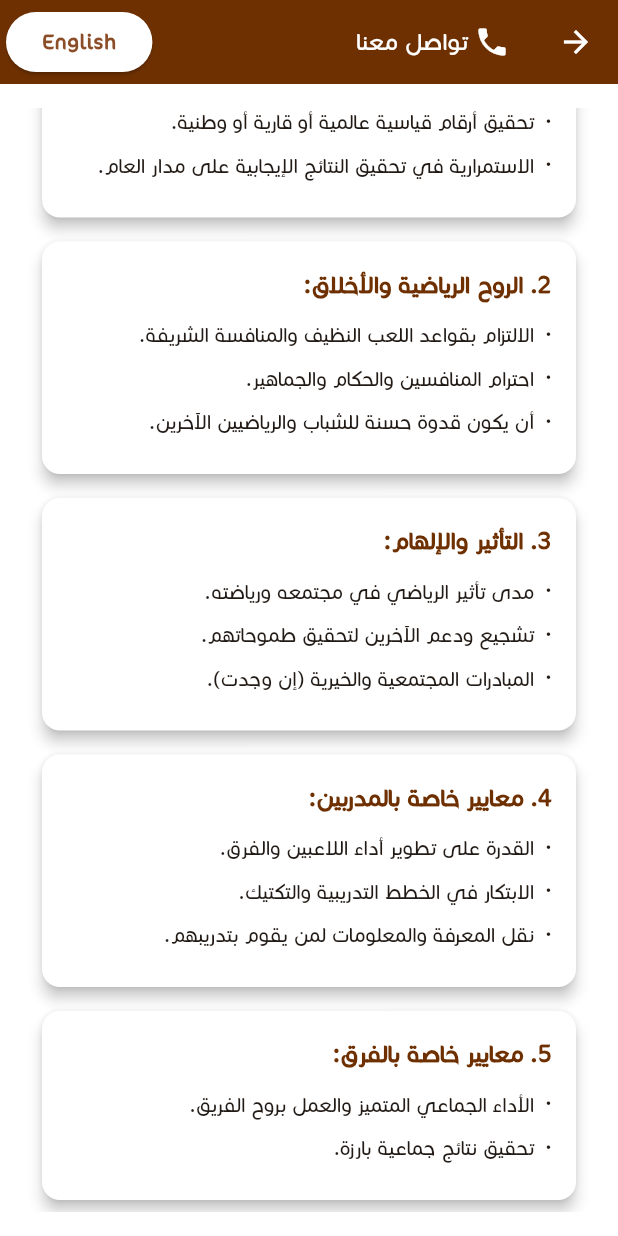
After one commit to TechToc-Solution/events, a Flutter app: the ConditionsScreen screen opened directly, scrolled down 111 dp, after a tap on "Arabic", on a phone screen of 412 x 824 dp. The commit adds this screen. Run offline on Flutter 3.47's test engine with Material 3 defaults, Android fonts, the phone set to English and light mode, and no system bars; our stand-ins replace awesome_dialog, bloc, dartz, device_info_plus, dio, equatable and 5 more; accounts and stored records are empty; network calls fail.

Commit message:
add condition page

```diff
--- /dev/null
+++ b/lib/features/group_details/data/model/criteria_model.dart
@@ -0,0 +1,48 @@
+class CriteriaModel {
+  final String title;
+  final List<String> points;
+
+  CriteriaModel({required this.title, required this.points});
+}
+
+final List<CriteriaModel> dummyCriteriaList = [
+  CriteriaModel(
+    title: "1. الإنجازات الرياضية:",
+    points: [
+      "الأداء المتميز في البطولات الكبرى (الأولمبياد، بطولات العالم، البطولات القارية).",
+      "تحقيق أرقام قياسية عالمية أو قارية أو وطنية.",
+      "الاستمرارية في تحقيق النتائج الإيجابية على مدار العام.",
+    ],
+  ),
+  CriteriaModel(
+    title: "2. الروح الرياضية والأخلاق:",
+    points: [
+      "الالتزام بقواعد اللعب النظيف والمنافسة الشريفة.",
+      "احترام المنافسين والحكام والجماهير.",
+      "أن يكون قدوة حسنة للشباب والرياضيين الآخرين.",
+    ],
+  ),
+  CriteriaModel(
+    title: "3. التأثير والإلهام:",
+    points: [
+      "مدى تأثير الرياضي في مجتمعه ورياضته.",
+      "تشجيع ودعم الآخرين لتحقيق طموحاتهم.",
+      "المبادرات المجتمعية والخيرية (إن وجدت).",
+    ],
+  ),
+  CriteriaModel(
+    title: "4. معايير خاصة بالمدربين:",
+    points: [
+      "القدرة على تطوير أداء اللاعبين والفرق.",
+      "الابتكار في الخطط التدريبية والتكتيك.",
+      "نقل المعرفة والمعلومات لمن يقوم بتدريبهم.",
+    ],
+  ),
+  CriteriaModel(
+    title: "5. معايير خاصة بالفرق:",
+    points: [
+      "الأداء الجماعي المتميز والعمل بروح الفريق.",
+      "تحقيق نتائج جماعية بارزة.",
+    ],
+  ),
+];
--- /dev/null
+++ b/lib/features/group_details/presentation/view/conditions.dart
@@ -0,0 +1,119 @@
+import 'package:events/core/locale/locale_cubit.dart';
+import 'package:events/core/utils/app_localizations.dart';
+import 'package:events/core/utils/colors.dart';
+import 'package:events/core/utils/constats.dart';
+import 'package:events/core/utils/functions.dart';
+import 'package:events/features/group_details/data/model/criteria_model.dart';
+import 'package:flutter/material.dart';
+import 'package:flutter_bloc/flutter_bloc.dart';
+
+class ConditionsScreen extends StatelessWidget {
+  const ConditionsScreen({super.key});
+
+  @override
+  Widget build(BuildContext context) {
+    return Scaffold(
+      appBar: AppBar(
+        foregroundColor: Colors.white,
+        backgroundColor: AppColors.primaryColors,
+        title: Row(
+          children: [
+            const Icon(Icons.phone, color: Colors.white),
+            const SizedBox(width: 4),
+            Text(
+              "contact_us".tr(context),
+              style: const TextStyle(fontFamily: "cocon-next-arabic"),
+            ),
+          ],
+        ),
+        actions: [
+          ElevatedButton(
+            style: ElevatedButton.styleFrom(backgroundColor: Colors.white),
+            onPressed: () async {
+              final currentLocale = Localizations.localeOf(
+                context,
+              ).languageCode;
+              final cubit = context.read<LocaleCubit>();
+              if (currentLocale == 'en') {
+                cubit.changeLanguage('ar');
+              } else {
+                cubit.changeLanguage('en');
+              }
+              resetHomeCubits(context);
+            },
+            child: Text(
+              Localizations.localeOf(context).languageCode == "ar"
+                  ? "English"
+                  : "Arabic",
+              style: const TextStyle(fontWeight: FontWeight.bold, fontSize: 16),
+            ),
+          ),
+          const SizedBox(width: 4),
+        ],
+      ),
+      body: SafeArea(
+        child: Padding(
+          padding: const EdgeInsets.symmetric(
+            horizontal: kHorizontalPadding,
+            vertical: kVerticalPadding,
+          ),
+          child: ListView.builder(
+            itemCount: dummyCriteriaList.length,
+            itemBuilder: (context, index) =>
+                CriteriaCard(criteria: dummyCriteriaList[index]),
+          ),
+        ),
+      ),
+    );
+  }
+}
+
+class CriteriaCard extends StatelessWidget {
+  final CriteriaModel criteria;
+
+  const CriteriaCard({super.key, required this.criteria});
+
+  @override
+  Widget build(BuildContext context) {
+    return Card(
+      margin: const EdgeInsets.symmetric(vertical: 8, horizontal: 16),
+      elevation: 4,
+      color: Colors.white,
+      shape: RoundedRectangleBorder(borderRadius: BorderRadius.circular(12)),
+      child: Padding(
+        padding: const EdgeInsets.all(16.0),
+        child: Column(
+          crossAxisAlignment: CrossAxisAlignment.start,
+          children: [
+            Text(
+              criteria.title,
+              style: const TextStyle(
+                fontWeight: FontWeight.bold,
+                fontSize: 18,
+                color: AppColors.primaryColors,
+              ),
+            ),
+            const SizedBox(height: 10),
+            ...criteria.points.map(
+              (point) => Padding(
+                padding: const EdgeInsets.only(bottom: 8),
+                child: Row(
+                  crossAxisAlignment: CrossAxisAlignment.start,
+                  children: [
+                    const Text("•  "),
+                    Expanded(
+                      child: Text(
+                        point,
+                        style: const TextStyle(fontSize: 15, height: 1.4),
+                      ),
+                    ),
+                  ],
+                ),
+              ),
+            ),
+          ],
+        ),
+      ),
+    );
+  }
+}
--- a/lib/features/group_details/presentation/view/widget/group_detail_page_body.dart
+++ b/lib/features/group_details/presentation/view/widget/group_detail_page_body.dart
@@ -1,6 +1,7 @@
 import 'package:events/core/utils/functions.dart';
 import 'package:events/core/utils/styles.dart';
 import 'package:events/features/group_details/data/model/group_detail_model.dart';
+import 'package:events/features/group_details/presentation/view/conditions.dart';
 import 'package:events/features/group_details/presentation/view/custom_button.dart';
 import 'package:events/features/group_details/presentation/view/submited_group_success_page.dart';
 import 'package:events/features/group_details/presentation/view/widget/player_card.dart';
@@ -36,7 +37,9 @@ class GroupDetailsPageBody extends StatelessWidget {
             margin: const EdgeInsets.symmetric(vertical: 4),
             padding: const EdgeInsets.symmetric(horizontal: 30, vertical: 10),
             decoration: BoxDecoration(
-              gradient: LinearGradient(colors: [AppColors.primaryColors, AppColors.secondaryColors]),
+              gradient: LinearGradient(
+                colors: [AppColors.primaryColors, AppColors.secondaryColors],
+              ),
               borderRadius: BorderRadius.circular(8),
             ),
             child: Text(
@@ -46,7 +49,14 @@ class GroupDetailsPageBody extends StatelessWidget {
             ),
           ),
           const SizedBox(height: 16),
-          Container(
+          GestureDetector(
+            onTap: () {
+              Navigator.push(
+                context,
+                MaterialPageRoute(builder: (context) => ConditionsScreen()),
+              );
+            },
+            child: Container(
               width: double.infinity,
               margin: const EdgeInsets.symmetric(vertical: 4),
               padding: const EdgeInsets.symmetric(horizontal: 30, vertical: 14),
@@ -68,9 +78,14 @@ class GroupDetailsPageBody extends StatelessWidget {
                   CircleAvatar(
                     radius: 18,
                     backgroundColor: AppColors.primaryColors,
-                  child: const Icon(Icons.check_circle_outline_rounded, size: 18, color: Colors.white),
+                    child: const Icon(
+                      Icons.check_circle_outline_rounded,
+                      size: 18,
+                      color: Colors.white,
+                    ),
                   ),
                 ],
+              ),
             ),
           ),
 
@@ -106,22 +121,36 @@ class GroupDetailsPageBody extends StatelessWidget {
               children: [
                 Text(
                   "add_notes".tr(context),
-                  style: Styles.textStyle16.copyWith(color: Colors.black, fontWeight: FontWeight.bold),
+                  style: Styles.textStyle16.copyWith(
+                    color: Colors.black,
+                    fontWeight: FontWeight.bold,
+                  ),
                 ),
                 const SizedBox(height: 8),
                 Container(
                   padding: EdgeInsets.zero,
-                  decoration: BoxDecoration(borderRadius: BorderRadius.circular(8), color: Colors.white),
+                  decoration: BoxDecoration(
+                    borderRadius: BorderRadius.circular(8),
+                    color: Colors.white,
+                  ),
                   child: TextField(
                     controller: notesController,
                     maxLines: 3,
                     decoration: InputDecoration(
-                      border: OutlineInputBorder(borderSide: BorderSide(color: Colors.grey[200]!)),
-                      enabledBorder: OutlineInputBorder(borderSide: BorderSide(color: Colors.grey[200]!)),
-                      focusedBorder: OutlineInputBorder(borderSide: BorderSide(color: Colors.grey[200]!)),
+                      border: OutlineInputBorder(
+                        borderSide: BorderSide(color: Colors.grey[200]!),
+                      ),
+                      enabledBorder: OutlineInputBorder(
+                        borderSide: BorderSide(color: Colors.grey[200]!),
+                      ),
+                      focusedBorder: OutlineInputBorder(
+                        borderSide: BorderSide(color: Colors.grey[200]!),
+                      ),
                       fillColor: Colors.white,
                       hintText: "add_notes_hint".tr(context),
-                      hintStyle: Styles.textStyle13.copyWith(color: Colors.black45),
+                      hintStyle: Styles.textStyle13.copyWith(
+                        color: Colors.black45,
+                      ),
                     ),
                   ),
                 ),
@@ -132,22 +161,32 @@ class GroupDetailsPageBody extends StatelessWidget {
           BlocConsumer<PlayerSelectionCubit, PlayerSelectionState>(
             listener: (context, state) {
               if (state is PlayerSelectionSuccess) {
-                messages(context, "selection_success".tr(context), Colors.green);
+                messages(
+                  context,
+                  "selection_success".tr(context),
+                  Colors.green,
+                );
               }
               if (state is PlayerSelectionError) {
                 messages(context, state.message, Colors.red);
               }
             },
             builder: (context, state) {
-              final selectdPlayers = context.read<PlayerSelectionCubit>().selectedPlayers;
-              final slectedGdetail = groupDetails.where((element) => selectdPlayers.contains(element.id)).toList();
+              final selectdPlayers = context
+                  .read<PlayerSelectionCubit>()
+                  .selectedPlayers;
+              final slectedGdetail = groupDetails
+                  .where((element) => selectdPlayers.contains(element.id))
+                  .toList();
               return CustomButton(
                 onPressed: () {
                   Navigator.push(
                     context,
                     MaterialPageRoute(
-                      builder: (context) =>
-                          SubmitedGroupSuccessPage(groupDetails: slectedGdetail, groupName: groupName),
+                      builder: (context) => SubmitedGroupSuccessPage(
+                        groupDetails: slectedGdetail,
+                        groupName: groupName,
+                      ),
                     ),
                   );
                   // if (selectdPlayers.isNotEmpty) {
@@ -163,8 +202,15 @@ class GroupDetailsPageBody extends StatelessWidget {
                   // }
                 },
                 child: state is PlayerSelectionLoading
-                    ? SizedBox(height: 20, width: 20, child: const CircularProgressIndicator())
-                    : Text("accept_selection".tr(context), style: Styles.textStyle16.copyWith(color: Colors.white)),
+                    ? SizedBox(
+                        height: 20,
+                        width: 20,
+                        child: const CircularProgressIndicator(),
+                      )
+                    : Text(
+                        "accept_selection".tr(context),
+                        style: Styles.textStyle16.copyWith(color: Colors.white),
+                      ),
               );
             },
           ),
```
Lines whose indentation alone changed are shown as unchanged.
